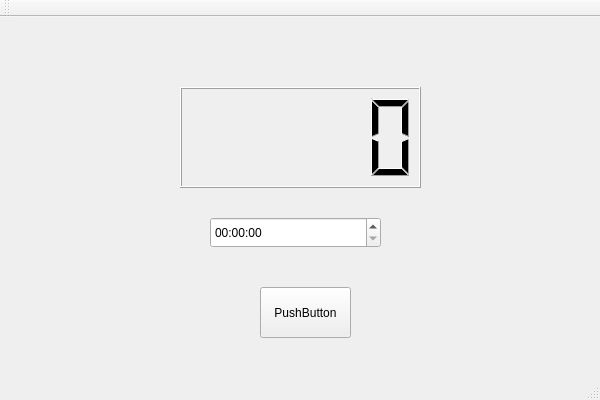
Above: Offline/Offline/offline.ui from Mikerah/Offline before the change. Below: the same form after it.
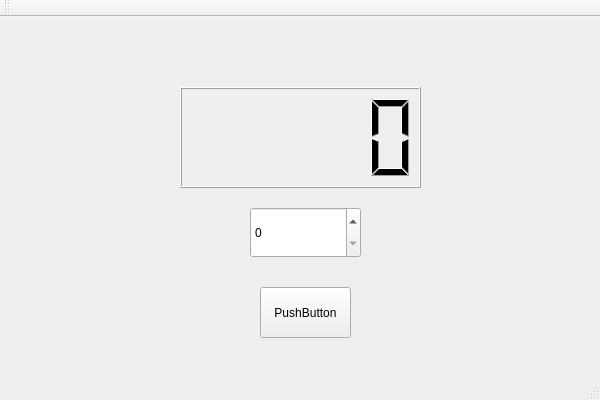
That is the form after the change.

Commit message: a basic version of the timer works

```diff
--- a/Offline/Offline/offline.ui
+++ b/Offline/Offline/offline.ui
@@ -24,16 +24,6 @@
      </rect>
     </property>
    </widget>
-   <widget class="QTimeEdit" name="setTimeField">
-    <property name="geometry">
-     <rect>
-      <x>210</x>
-      <y>200</y>
-      <width>171</width>
-      <height>31</height>
-     </rect>
-    </property>
-   </widget>
    <widget class="QPushButton" name="startButton">
     <property name="geometry">
      <rect>
@@ -47,16 +37,15 @@
      <string>PushButton</string>
     </property>
    </widget>
-   <widget class="QWidget" name="verticalLayoutWidget">
+   <widget class="QSpinBox" name="timerSpinBox">
     <property name="geometry">
      <rect>
-      <x>120</x>
-      <y>10</y>
-      <width>381</width>
-      <height>331</height>
+      <x>250</x>
+      <y>190</y>
+      <width>111</width>
+      <height>51</height>
      </rect>
     </property>
-    <layout class="QVBoxLayout" name="verticalLayout"/>
    </widget>
   </widget>
   <widget class="QMenuBar" name="menuBar">
```
Left out of the diff: 19 changed lines with no effect on the pictures. The commit also changes 19 other files.
